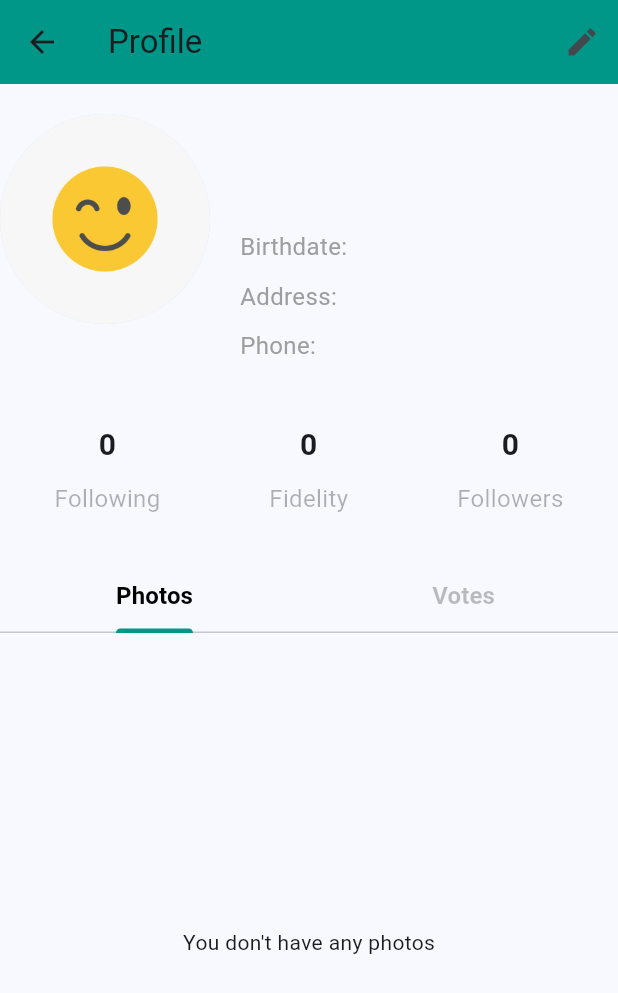
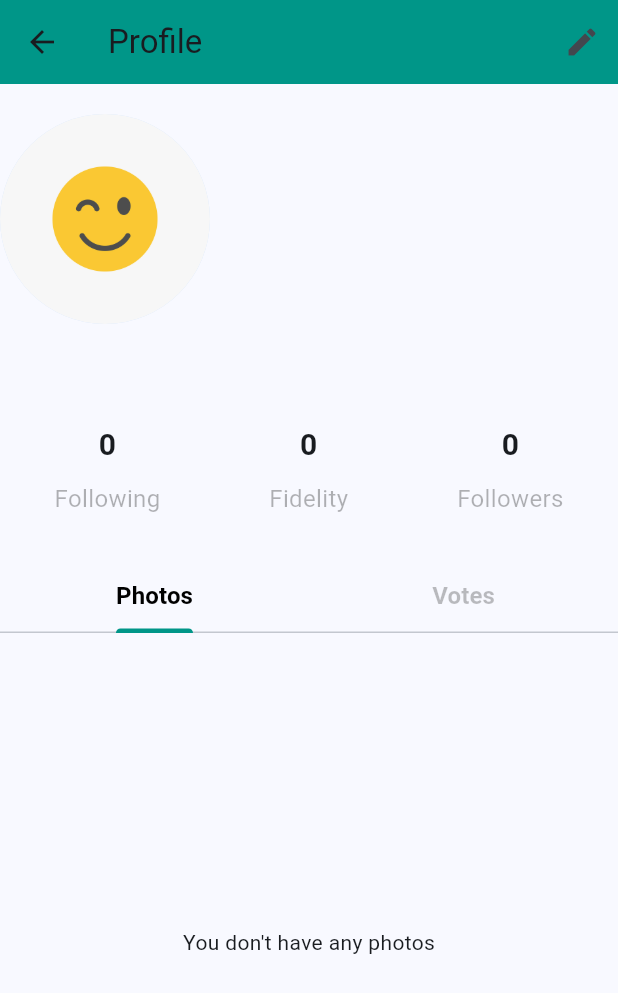
Before and after one commit to gazzamood/dwyt_repo, a Flutter app: the ProfilePage screen opened directly, on a phone screen of 412 x 824 dp. Shown: the top 993 px of the screen. Run offline on Flutter 3.47's test engine with Material 3 defaults, Android fonts, the phone set to English and light mode, and no system bars; our stand-ins replace cloud_firestore, firebase_auth, firebase_core, firebase_messaging, geocoding, geolocator and 3 more; accounts and stored records are empty.

Commit message:
fix info view

```diff
--- a/lib/pages/home_page/profile/profilo_page.dart
+++ b/lib/pages/home_page/profile/profilo_page.dart
@@ -235,7 +235,7 @@ class _ProfilePageState extends State<ProfilePage> with TickerProviderStateMixin
                       ),
                       const SizedBox(height: 10.0),
                       Text(
-                        "Birthdate: $_birthdate",
+                        " $_birthdate",
                         style: const TextStyle(
                           fontSize: 16.0,
                           fontWeight: FontWeight.w400,
@@ -244,7 +244,7 @@ class _ProfilePageState extends State<ProfilePage> with TickerProviderStateMixin
                       ),
                       const SizedBox(height: 10.0),
                       Text(
-                        "Address: $_addressUser",
+                        " $_addressUser",
                         style: const TextStyle(
                           fontSize: 16.0,
                           fontWeight: FontWeight.w400,
@@ -253,7 +253,7 @@ class _ProfilePageState extends State<ProfilePage> with TickerProviderStateMixin
                       ),
                       const SizedBox(height: 10.0),
                       Text(
-                        "Phone: $_phoneNumber",
+                        " $_phoneNumber",
                         style: const TextStyle(
                           fontSize: 16.0,
                           fontWeight: FontWeight.w400,
```
